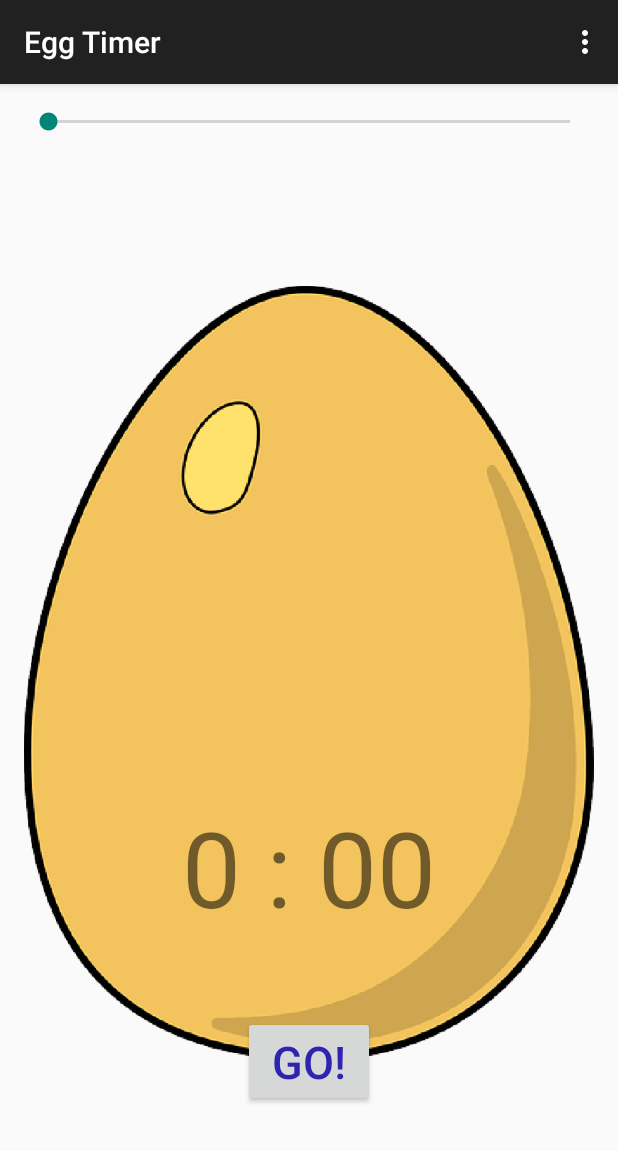
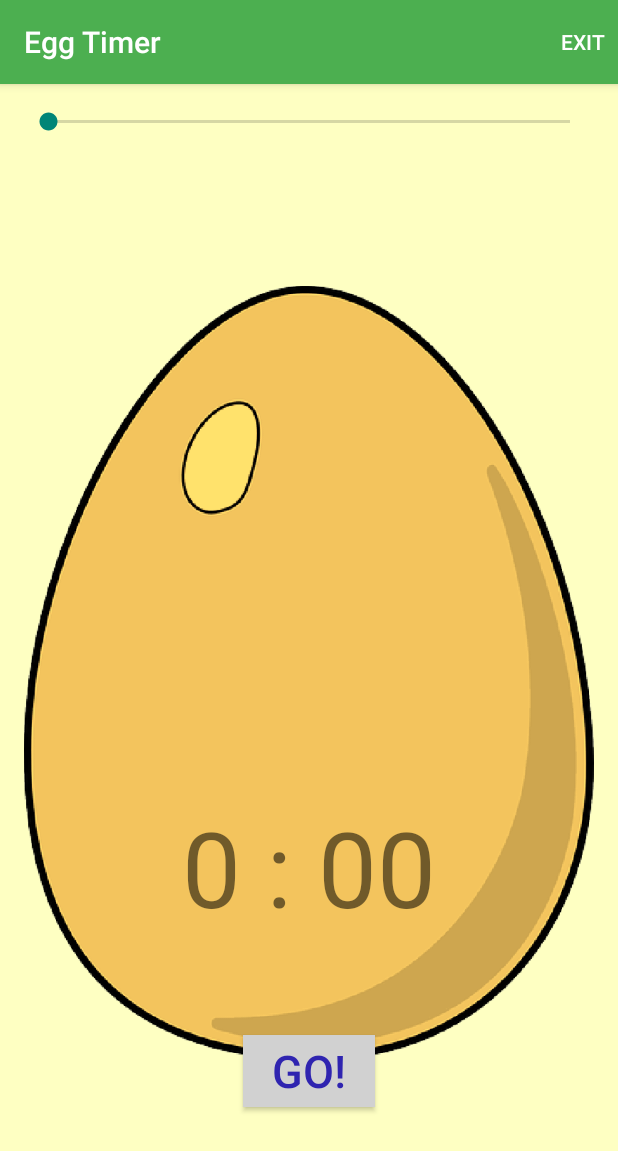
Before and after one commit to rezakhan995/EggTimer, an Android app: the screen it shows after launch (MainActivity), on a phone screen of 412 x 824 dp. Shown: the top 1151 px of the screen. Run offline under Robolectric (Android 15) with nearby library versions, the phone set to English and light mode, and no system bars.

Commit message:
//added final commit

```diff
--- a/app/src/main/java/com/optimusprime/eggtimer/MainActivity.java
+++ b/app/src/main/java/com/optimusprime/eggtimer/MainActivity.java
@@ -1,18 +1,24 @@
 package com.optimusprime.eggtimer;
 
+import android.content.Intent;
+import android.graphics.drawable.ColorDrawable;
 import android.media.MediaPlayer;
+import android.os.Build;
 import android.os.CountDownTimer;
 import android.support.v7.app.ActionBarActivity;
 import android.os.Bundle;
+import android.support.v7.app.AppCompatActivity;
 import android.view.Menu;
 import android.view.MenuItem;
 import android.view.View;
+import android.view.Window;
+import android.view.WindowManager;
 import android.widget.Button;
 import android.widget.SeekBar;
 import android.widget.TextView;
 
 
-public class MainActivity extends ActionBarActivity {
+public class MainActivity extends AppCompatActivity {
 
 
     SeekBar seekbar;
@@ -82,6 +88,16 @@ public class MainActivity extends ActionBarActivity {
         super.onCreate(savedInstanceState);
         setContentView(R.layout.activity_main);
 
+        if (Build.VERSION.SDK_INT >= Build.VERSION_CODES.LOLLIPOP) {
+            Window window = getWindow();
+            window.addFlags(WindowManager.LayoutParams.FLAG_DRAWS_SYSTEM_BAR_BACKGROUNDS);
+            window.setStatusBarColor(getResources().getColor(R.color.primary_dark));
+            //window.setNavigationBarColor(getResources().getColor(R.color.primary));
+            getSupportActionBar().setBackgroundDrawable(new ColorDrawable(getResources()
+                    .getColor(R.color.primary)));
+        }
+
+
         controllButton = (Button) findViewById(R.id.controllButton);
         timerTextView = (TextView) findViewById(R.id.timeTextView);
         seekbar = (SeekBar) findViewById(R.id.timerSeekBar);
@@ -123,8 +139,14 @@ public class MainActivity extends ActionBarActivity {
         int id = item.getItemId();
 
         //noinspection SimplifiableIfStatement
-        if (id == R.id.action_settings) {
-            return true;
+        if (id == R.id.exit) {
+            //To EXIT the game
+            Intent intent = new Intent(Intent.ACTION_MAIN);
+            intent.addCategory(Intent.CATEGORY_HOME);
+            intent.setFlags(Intent.FLAG_ACTIVITY_CLEAR_TOP);
+            startActivity(intent);
+            finish();
+            System.exit(0);
         }
 
         return super.onOptionsItemSelected(item);
--- a/app/src/main/res/layout/activity_main.xml
+++ b/app/src/main/res/layout/activity_main.xml
@@ -6,6 +6,7 @@
     android:paddingRight="@dimen/activity_horizontal_margin"
     android:paddingTop="@dimen/activity_vertical_margin"
     android:paddingBottom="@dimen/activity_vertical_margin"
+    android:background="#feffc2"
     tools:context=".MainActivity">
 
     <SeekBar
@@ -43,6 +44,7 @@
         android:layout_centerHorizontal="true"
         android:layout_marginBottom="70dp"
         android:textSize="30sp"
+        android:background="#d1d1d1"
         android:textColor="#ff2f24b0"
         android:onClick="controllTimer" />
 </RelativeLayout>
--- a/app/src/main/res/menu/menu_main.xml
+++ b/app/src/main/res/menu/menu_main.xml
@@ -1,6 +1,10 @@
 <menu xmlns:android="http://schemas.android.com/apk/res/android"
     xmlns:app="http://schemas.android.com/apk/res-auto"
-    xmlns:tools="http://schemas.android.com/tools" tools:context=".MainActivity">
-    <item android:id="@+id/action_settings" android:title="@string/action_settings"
-        android:orderInCategory="100" app:showAsAction="never" />
+    xmlns:tools="http://schemas.android.com/tools"
+    tools:context=".MainActivity">
+    <item
+        android:id="@+id/exit"
+        android:orderInCategory="100"
+        android:title="Exit"
+        app:showAsAction="always" />
 </menu>
```
Also changed, not shown: 1 other file.
